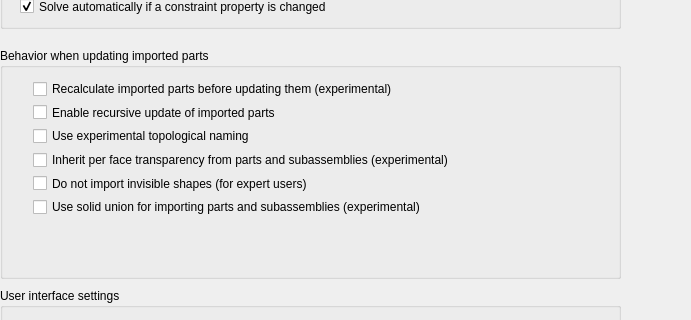
This is GuiA2p/Resources/ui/a2p_prefs.ui in kbwbe/A2plus as Qt 5 draws it before an edit; both pictures show x 0 to 691 and y 192 to 512 of the 691 by 793 pixel window. The edited form follows.
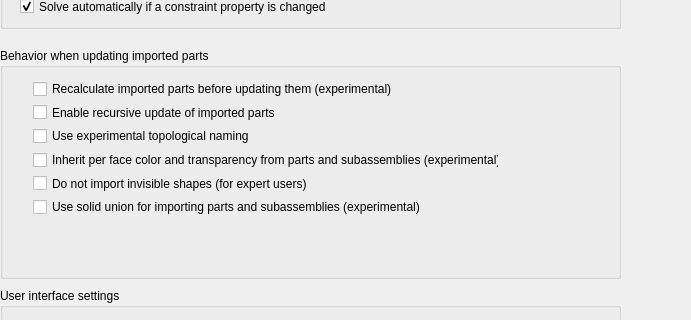
This is the edited form. Custom widgets are drawn as their Qt base class.

Commit message: Add "color and " words.

```diff
--- a/GuiA2p/Resources/ui/a2p_prefs.ui
+++ b/GuiA2p/Resources/ui/a2p_prefs.ui
@@ -176,7 +176,7 @@
 from imported parts</string>
        </property>
        <property name="text">
-        <string>Inherit per face transparency from parts and subassemblies (experimental)</string>
+        <string>Inherit per face color and transparency from parts and subassemblies (experimental)</string>
        </property>
        <property name="prefEntry" stdset="0">
         <cstring>usePerFaceTransparency</cstring>
```
